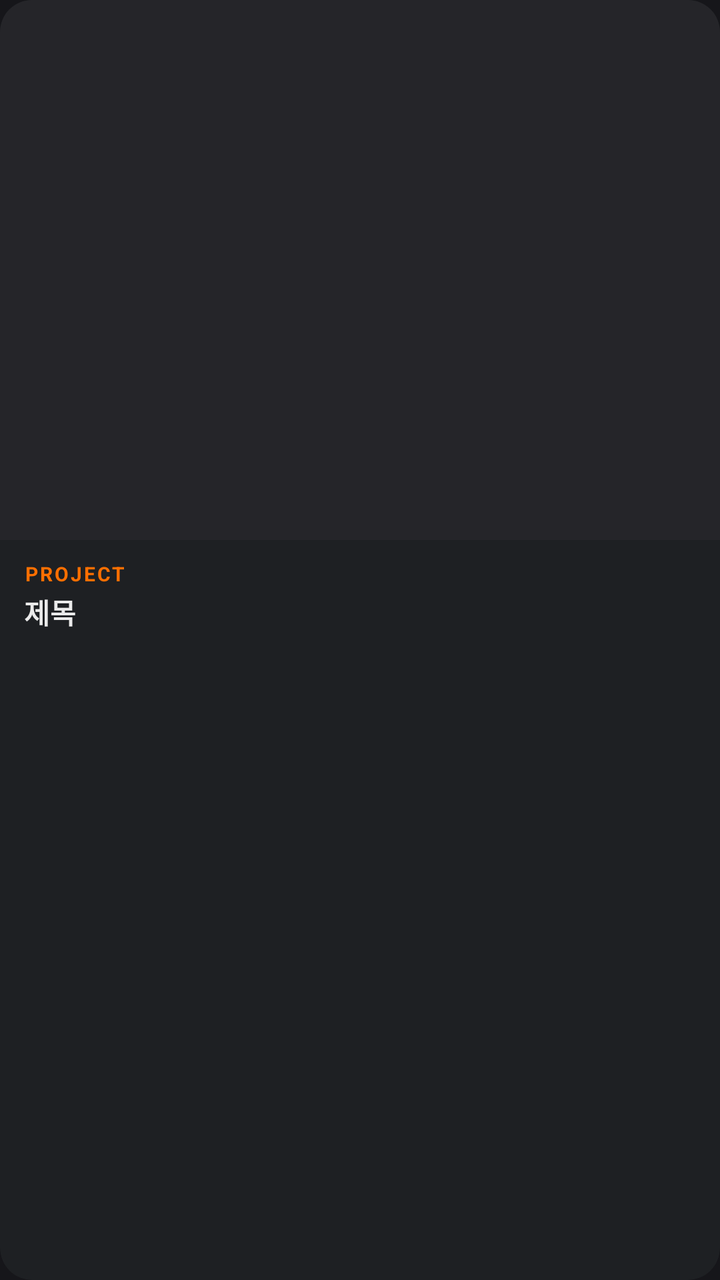
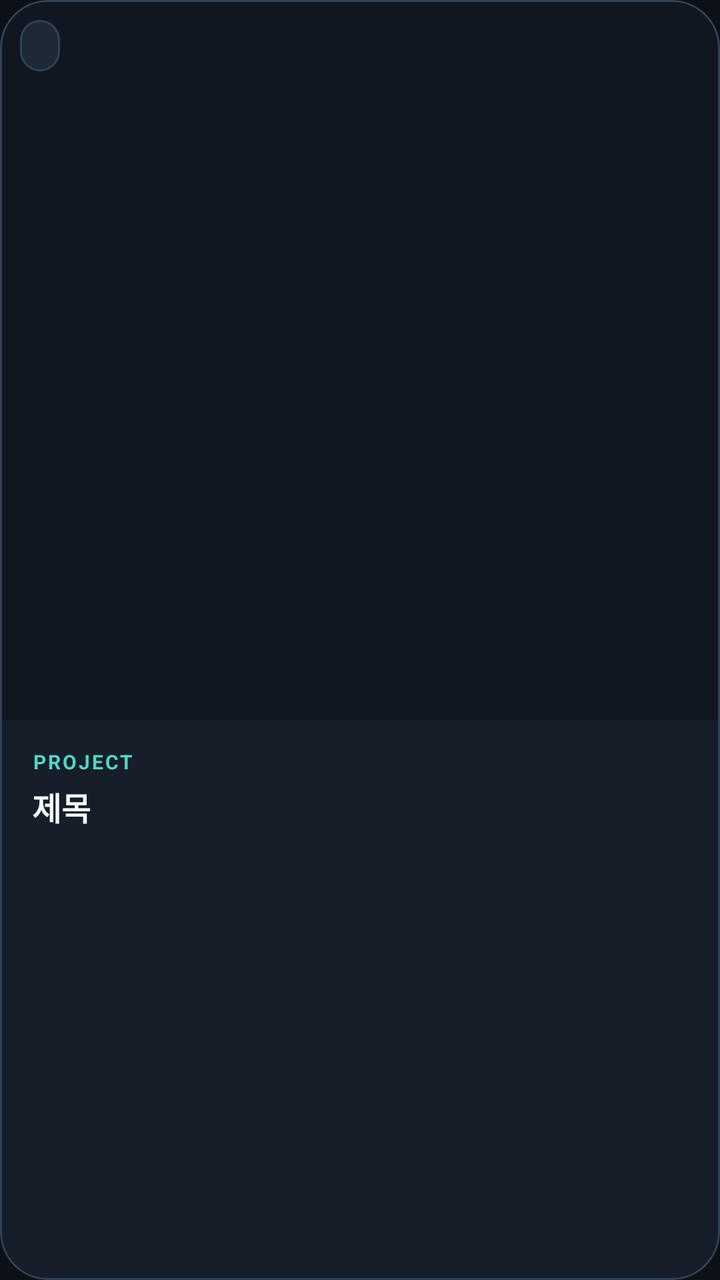

Compare the two renders of this Android layout. The source of the first and the diff that turns it into the second are given below.
<!-- AndroidManifest.xml: application theme Theme.Siteboard -->
<!-- res/layout/item_post.xml -->
<?xml version="1.0" encoding="utf-8"?>
<com.google.android.material.card.MaterialCardView
    xmlns:android="http://schemas.android.com/apk/res/android"
    xmlns:app="http://schemas.android.com/apk/res-auto"
    android:layout_width="match_parent"
    android:layout_height="wrap_content"
    android:layout_margin="6dp"
    app:cardCornerRadius="16dp"
    app:cardElevation="0dp"
    app:cardBackgroundColor="#1E2023"
    app:strokeWidth="0dp"
    app:strokeColor="#2A2A30">

    <androidx.constraintlayout.widget.ConstraintLayout
        android:layout_width="match_parent"
        android:layout_height="wrap_content">

        <ImageView
            android:id="@+id/ivPost"
            android:layout_width="0dp"
            android:layout_height="0dp"
            android:scaleType="centerCrop"
            android:background="#252529"
            app:layout_constraintDimensionRatio="4:3"
            app:layout_constraintTop_toTopOf="parent"
            app:layout_constraintStart_toStartOf="parent"
            app:layout_constraintEnd_toEndOf="parent" />

        
        <View
            android:id="@+id/viewSelectedOverlay"
            android:layout_width="0dp"
            android:layout_height="0dp"
            android:background="#55FF6F00"
            android:visibility="gone"
            app:layout_constraintTop_toTopOf="@id/ivPost"
            app:layout_constraintBottom_toBottomOf="@id/ivPost"
            app:layout_constraintStart_toStartOf="parent"
            app:layout_constraintEnd_toEndOf="parent" />

        <LinearLayout
            android:layout_width="0dp"
            android:layout_height="wrap_content"
            android:orientation="vertical"
            android:paddingHorizontal="12dp"
            android:paddingTop="10dp"
            android:paddingBottom="12dp"
            app:layout_constraintTop_toBottomOf="@id/ivPost"
            app:layout_constraintStart_toStartOf="parent"
            app:layout_constraintEnd_toEndOf="parent">

            <TextView
                android:id="@+id/tvProjectLabel"
                android:layout_width="match_parent"
                android:layout_height="wrap_content"
                android:text="PROJECT"
                android:textSize="10sp"
                android:textColor="#FF6F00"
                android:textStyle="bold"
                android:letterSpacing="0.1"
                android:layout_marginBottom="2dp" />

            <TextView
                android:id="@+id/tvTitle"
                android:layout_width="match_parent"
                android:layout_height="wrap_content"
                android:text="제목"
                android:textSize="14sp"
                android:textColor="#EBEBEB"
                android:textStyle="bold"
                android:maxLines="2"
                android:ellipsize="end" />

            <TextView
                android:id="@+id/tvDate"
                android:layout_width="match_parent"
                android:layout_height="wrap_content"
                android:text=""
                android:textSize="11sp"
                android:textColor="#606065"
                android:layout_marginTop="4dp" />
        </LinearLayout>

        <CheckBox
            android:id="@+id/cbSelect"
            android:layout_width="wrap_content"
            android:layout_height="wrap_content"
            android:layout_margin="8dp"
            android:buttonTint="#FF6F00"
            android:visibility="gone"
            android:clickable="false"
            android:focusable="false"
            app:layout_constraintTop_toTopOf="parent"
            app:layout_constraintEnd_toEndOf="parent" />

    </androidx.constraintlayout.widget.ConstraintLayout>

</com.google.android.material.card.MaterialCardView>
<!-- resources referenced by this layout -->
<resources>
  <style name="Theme.Siteboard" parent="Theme.MaterialComponents.DayNight.NoActionBar">
  
          <item name="colorPrimary">#FF6F00</item>
          <item name="colorPrimaryVariant">#16161A</item>
          <item name="colorOnPrimary">#FFFFFF</item>
  
          <item name="colorSecondary">#FF6F00</item>
          <item name="colorSecondaryVariant">#FF6F00</item>
          <item name="colorOnSecondary">#FFFFFF</item>
  
          <item name="colorError">#E05567</item>
  
          <item name="android:colorBackground">@color/bg_dark</item>
          <item name="colorSurface">@color/surface_dark</item>
  
          <item name="android:statusBarColor">#16161A</item>
          <item name="android:navigationBarColor">#16161A</item>
          <item name="android:windowLightStatusBar" tools:targetApi="m">false</item>
  
          <item name="android:windowSplashScreenBackground" tools:targetApi="s">#16161A</item>
          <item name="android:windowSplashScreenAnimatedIcon" tools:targetApi="s">@android:color/transparent</item>
          <item name="android:windowSplashScreenAnimationDuration" tools:targetApi="s">0</item>
      </style>
  <color name="bg_dark">#16161A</color>
  <color name="surface_dark">#1E2023</color>
</resources>

<!-- the commit's change to res/layout/item_post.xml (unified diff, before → after) -->
@@ -5,11 +5,11 @@
     android:layout_width="match_parent"
     android:layout_height="wrap_content"
     android:layout_margin="6dp"
-    app:cardCornerRadius="16dp"
+    app:cardCornerRadius="24dp"
     app:cardElevation="0dp"
-    app:cardBackgroundColor="#1E2023"
-    app:strokeWidth="0dp"
-    app:strokeColor="#2A2A30">
+    app:cardBackgroundColor="@color/surface_dark"
+    app:strokeWidth="1dp"
+    app:strokeColor="@color/stroke_subtle">
 
     <androidx.constraintlayout.widget.ConstraintLayout
         android:layout_width="match_parent"
@@ -20,8 +20,8 @@
             android:layout_width="0dp"
             android:layout_height="0dp"
             android:scaleType="centerCrop"
-            android:background="#252529"
-            app:layout_constraintDimensionRatio="4:3"
+            android:background="#101720"
+            app:layout_constraintDimensionRatio="1:1"
             app:layout_constraintTop_toTopOf="parent"
             app:layout_constraintStart_toStartOf="parent"
             app:layout_constraintEnd_toEndOf="parent" />
@@ -31,20 +31,34 @@
             android:id="@+id/viewSelectedOverlay"
             android:layout_width="0dp"
             android:layout_height="0dp"
-            android:background="#55FF6F00"
+            android:background="#4CFFB36B"
             android:visibility="gone"
             app:layout_constraintTop_toTopOf="@id/ivPost"
             app:layout_constraintBottom_toBottomOf="@id/ivPost"
             app:layout_constraintStart_toStartOf="parent"
             app:layout_constraintEnd_toEndOf="parent" />
 
+        <TextView
+            android:id="@+id/tvDate"
+            android:layout_width="wrap_content"
+            android:layout_height="wrap_content"
+            android:layout_margin="10dp"
+            android:background="@drawable/bg_chip_neutral"
+            android:paddingHorizontal="10dp"
+            android:paddingVertical="6dp"
+            android:text=""
+            android:textColor="@color/text_primary"
+            android:textSize="10sp"
+            app:layout_constraintTop_toTopOf="@id/ivPost"
+            app:layout_constraintStart_toStartOf="@id/ivPost" />
+
         <LinearLayout
             android:layout_width="0dp"
             android:layout_height="wrap_content"
             android:orientation="vertical"
-            android:paddingHorizontal="12dp"
-            android:paddingTop="10dp"
-            android:paddingBottom="12dp"
+            android:paddingHorizontal="16dp"
+            android:paddingTop="14dp"
+            android:paddingBottom="16dp"
             app:layout_constraintTop_toBottomOf="@id/ivPost"
             app:layout_constraintStart_toStartOf="parent"
             app:layout_constraintEnd_toEndOf="parent">
@@ -55,30 +69,21 @@
                 android:layout_height="wrap_content"
                 android:text="PROJECT"
                 android:textSize="10sp"
-                android:textColor="#FF6F00"
+                android:textColor="@color/teal_accent"
                 android:textStyle="bold"
                 android:letterSpacing="0.1"
-                android:layout_marginBottom="2dp" />
+                android:layout_marginBottom="4dp" />
 
             <TextView
                 android:id="@+id/tvTitle"
                 android:layout_width="match_parent"
                 android:layout_height="wrap_content"
                 android:text="제목"
-                android:textSize="14sp"
-                android:textColor="#EBEBEB"
+                android:textSize="16sp"
+                android:textColor="@color/text_primary"
                 android:textStyle="bold"
                 android:maxLines="2"
                 android:ellipsize="end" />
-
-            <TextView
-                android:id="@+id/tvDate"
-                android:layout_width="match_parent"
-                android:layout_height="wrap_content"
-                android:text=""
-                android:textSize="11sp"
-                android:textColor="#606065"
-                android:layout_marginTop="4dp" />
         </LinearLayout>
 
         <CheckBox
<!-- resource entries referenced after the edit -->
@@ -1,29 +1,44 @@
 <!-- resources referenced by this layout -->
 <resources>
+  <color name="stroke_subtle">#314255</color>
   <style name="Theme.Siteboard" parent="Theme.MaterialComponents.DayNight.NoActionBar">
   
-          <item name="colorPrimary">#FF6F00</item>
-          <item name="colorPrimaryVariant">#16161A</item>
-          <item name="colorOnPrimary">#FFFFFF</item>
+          <item name="colorPrimary">@color/orange_primary</item>
+          <item name="colorPrimaryVariant">@color/orange_deep</item>
+          <item name="colorOnPrimary">#10141B</item>
   
-          <item name="colorSecondary">#FF6F00</item>
-          <item name="colorSecondaryVariant">#FF6F00</item>
-          <item name="colorOnSecondary">#FFFFFF</item>
+          <item name="colorSecondary">@color/teal_accent</item>
+          <item name="colorSecondaryVariant">@color/teal_accent</item>
+          <item name="colorOnSecondary">#081118</item>
   
-          <item name="colorError">#E05567</item>
+          <item name="colorError">@color/danger_accent</item>
   
           <item name="android:colorBackground">@color/bg_dark</item>
           <item name="colorSurface">@color/surface_dark</item>
   
-          <item name="android:statusBarColor">#16161A</item>
-          <item name="android:navigationBarColor">#16161A</item>
+          <item name="android:statusBarColor">@color/bg_dark</item>
+          <item name="android:navigationBarColor">@color/bg_dark</item>
           <item name="android:windowLightStatusBar" tools:targetApi="m">false</item>
   
-          <item name="android:windowSplashScreenBackground" tools:targetApi="s">#16161A</item>
+          <item name="android:windowSplashScreenBackground" tools:targetApi="s">@color/bg_dark</item>
           <item name="android:windowSplashScreenAnimatedIcon" tools:targetApi="s">@android:color/transparent</item>
           <item name="android:windowSplashScreenAnimationDuration" tools:targetApi="s">0</item>
       </style>
-  <color name="bg_dark">#16161A</color>
-  <color name="surface_dark">#1E2023</color>
+  <color name="orange_primary">#FFB36B</color>
+  <color name="orange_deep">#FF8A3D</color>
+  <color name="danger_accent">#F06D7D</color>
+  <color name="bg_dark">#0C1118</color>
+  <color name="surface_dark">#151E29</color>
+  <color name="teal_accent">#54D4C4</color>
+  <color name="text_primary">#F7F8FB</color>
+  <!-- drawable bg_chip_neutral (drawable) -->
+  <?xml version="1.0" encoding="utf-8"?>
+  <shape xmlns:android="http://schemas.android.com/apk/res/android" android:shape="rectangle">
+      <solid android:color="#1D2936" />
+      <corners android:radius="999dp" />
+      <stroke
+          android:width="1dp"
+          android:color="#314255" />
+  </shape>
 </resources>
 
